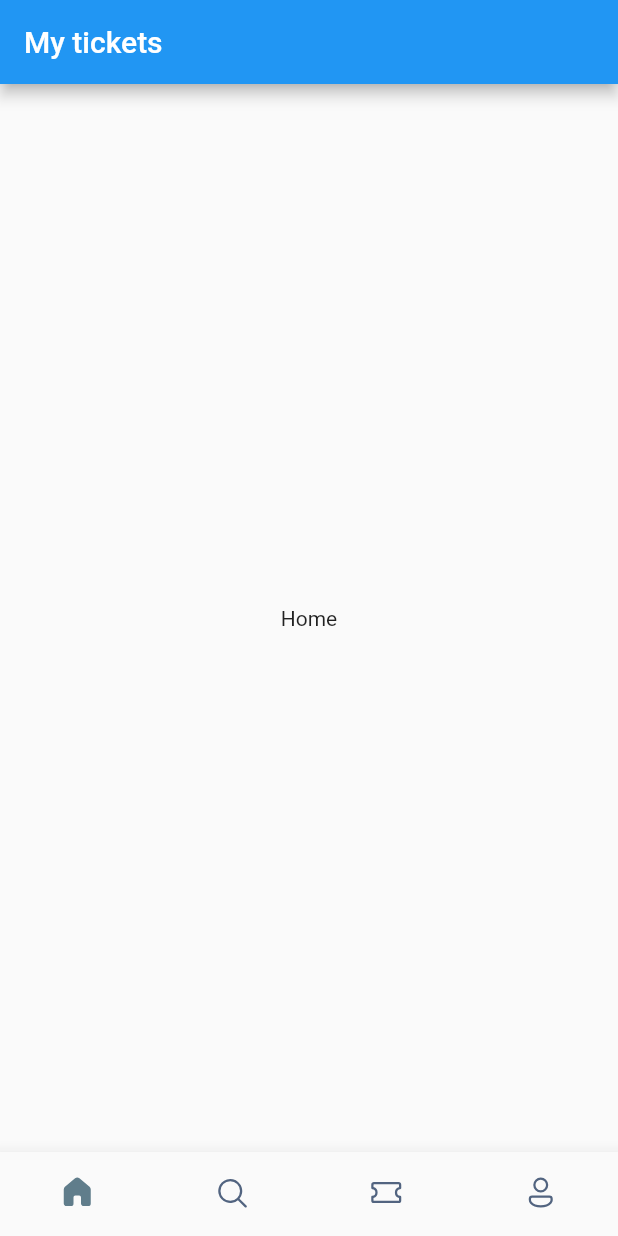
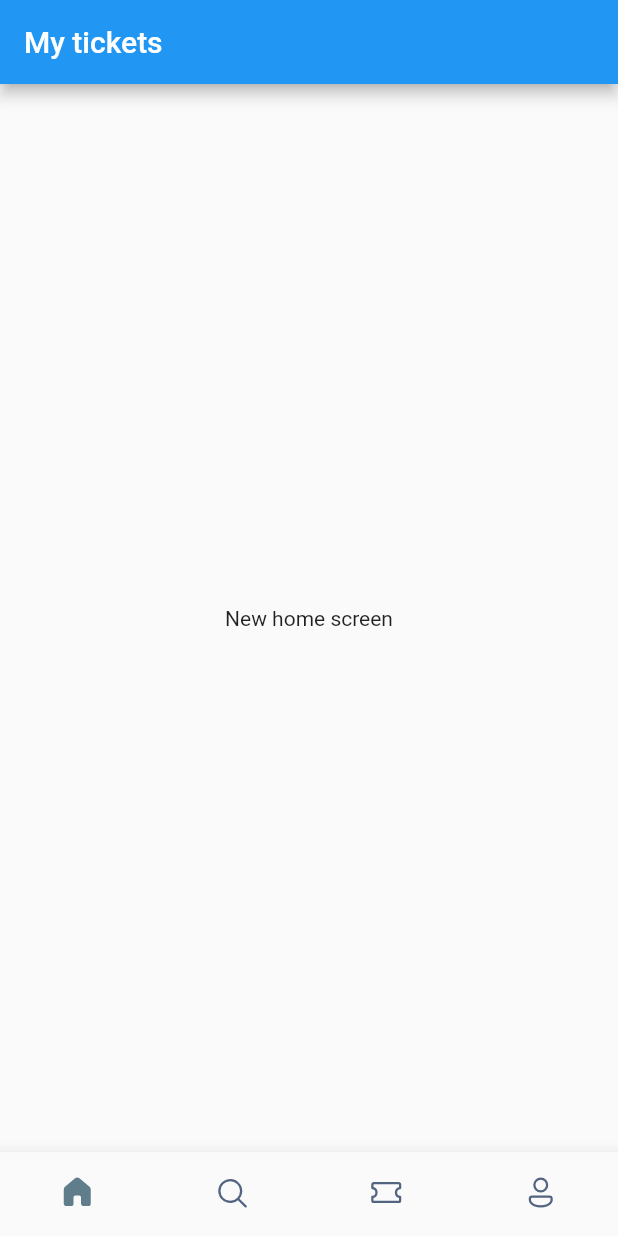
Before and after one commit to KClaassen/booktickets, a Flutter app: the screen it shows after launch, on a phone screen of 412 x 824 dp. Run offline on Flutter 3.47's test engine with Material 2 defaults, Android fonts, the phone set to English and light mode, and no system bars; our stand-ins replace fluentui_icons.

Commit message:
Created new file HomeScreen and changed navigation

```diff
--- a/lib/screens/bottom_bar.dart
+++ b/lib/screens/bottom_bar.dart
@@ -1,3 +1,4 @@
+import 'package:booktickets/screens/home_screen.dart';
 import 'package:fluentui_icons/fluentui_icons.dart';
 import 'package:flutter/material.dart';
 import 'package:flutter/src/widgets/container.dart';
@@ -14,7 +15,7 @@ class _BottomBarState extends State<BottomBar> {
   int _selectedIndex = 0;
 
   static final List<Widget> _widgetOptions = <Widget>[
-    const Text("Home"),
+    HomeScreen(),
     const Text("Search"),
     const Text("Tickets"),
     const Text("Person"),
--- a/lib/screens/home_screen.dart
+++ b/lib/screens/home_screen.dart
@@ -1,3 +1,4 @@
+import 'package:flutter/material.dart';
 import 'package:flutter/src/widgets/container.dart';
 import 'package:flutter/src/widgets/framework.dart';
 
@@ -6,6 +7,8 @@ class HomeScreen extends StatelessWidget {
 
   @override
   Widget build(BuildContext context) {
-    return Container();
+    return Container(
+      child: Text("New home screen"),
+    );
   }
 }
```
